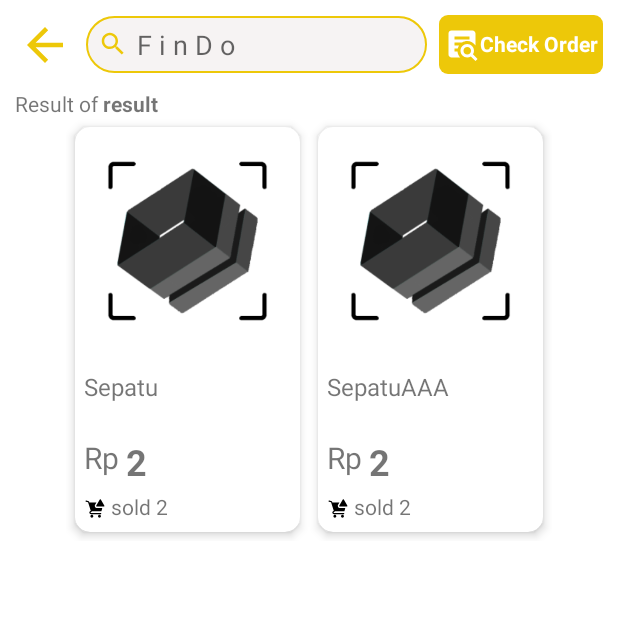
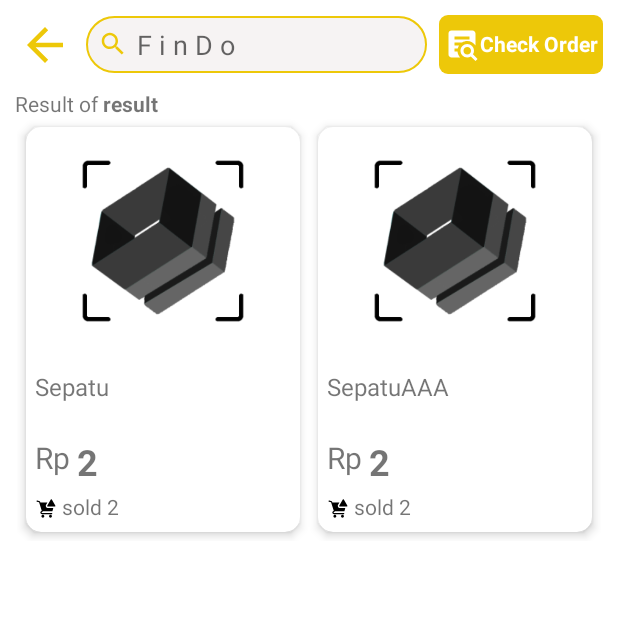
Before and after one commit to sivalijaya/FinDo, an Android app: the SearchResultActivity screen opened directly, with no data from a screen before it, on a phone screen of 412 x 824 dp, the top half of it. Run offline under Robolectric (Android 15) with nearby library versions, the phone set to English and light mode, and no system bars; pictures from the network do not load; 1 statement that could not run was skipped.

Commit message:
change code to responsive

```diff
--- a/app/src/main/java/com/example/findo/SearchResultActivity.java
+++ b/app/src/main/java/com/example/findo/SearchResultActivity.java
@@ -1,6 +1,9 @@
 package com.example.findo;
 
+import android.content.res.Resources;
 import android.os.Bundle;
+import android.util.TypedValue;
+import android.widget.RelativeLayout;
 import android.widget.TextView;
 
 import androidx.appcompat.app.AppCompatActivity;
@@ -15,6 +18,8 @@ import java.util.ArrayList;
 public class SearchResultActivity extends AppCompatActivity {
 
     private ArrayList<Product> products = new ArrayList<>();
+    RecyclerView rv;
+    int width = 0;
 
     @Override
     protected void onCreate(Bundle savedInstanceState) {
@@ -26,15 +31,30 @@ public class SearchResultActivity extends AppCompatActivity {
 
         tv_title_result.setText(bundle.getString("searchValue"));
 
-        RecyclerView rv = findViewById(R.id.recyclerviewtesti33);
+        rv = findViewById(R.id.rv_searchResult);
 
         products.add(new Product(1, 1, "Sepatu", 2, 2, 2, "Adidas", "Jakarta", "hallo hallo", new String[]{"https://static.republika.co.id/uploads/images/inpicture_slide/google-_150902081143-333.jpg", "https://static.republika.co.id/uploads/images/inpicture_slide/google-_150902081143-333.jpg"}));
         products.add(new Product(2, 1, "SepatuAAA", 2, 2, 2, "Adidas", "Jakarta", "hallo hallo", new String[]{"https://static.republika.co.id/uploads/images/inpicture_slide/google-_150902081143-333.jpg", "https://static.republika.co.id/uploads/images/inpicture_slide/google-_150902081143-333.jpg"}));
 
-        ItemListAdapter adapter = new ItemListAdapter(products);
 
-        rv.setAdapter(adapter);
-        rv.setLayoutManager(new GridLayoutManager(this, 2));
+        RelativeLayout rl = findViewById(R.id.search_activity_container);
+        rl.post(new Runnable() {
+            @Override
+            public void run() {
+                float dip = 26f;
+                Resources r = getResources();
+                float px = TypedValue.applyDimension(
+                        TypedValue.COMPLEX_UNIT_DIP,
+                        dip,
+                        r.getDisplayMetrics()
+                );
+                width = (int) (rl.getMeasuredWidth() - px);
+                ItemListAdapter adapter = new ItemListAdapter(products, width / 2);
+
+                rv.setAdapter(adapter);
+                rv.setLayoutManager(new GridLayoutManager(SearchResultActivity.this, 2));
+            }
+        });
 
 
 //        rvLeft.setLayoutManager(new LinearLayoutManager(this));
--- a/app/src/main/java/com/example/findo/adapter/ItemListAdapter.java
+++ b/app/src/main/java/com/example/findo/adapter/ItemListAdapter.java
@@ -17,6 +17,7 @@ import java.util.List;
 public class ItemListAdapter extends RecyclerView.Adapter<ItemListAdapter.ViewHolder> {
 
     private List<Product> mProducts;
+    private int width;
 
     @Override
     public ItemListAdapter.ViewHolder onCreateViewHolder(ViewGroup parent, int viewType) {
@@ -25,6 +26,7 @@ public class ItemListAdapter extends RecyclerView.Adapter<ItemListAdapter.ViewHo
 
         // Inflate the custom layout
         View productView = inflater.inflate(R.layout.layout_listitem, parent, false);
+        productView.getLayoutParams().width = width;
 
         // Return a new holder instance
         ViewHolder viewHolder = new ViewHolder(productView);
@@ -85,7 +87,8 @@ public class ItemListAdapter extends RecyclerView.Adapter<ItemListAdapter.ViewHo
         }
     }
 
-    public ItemListAdapter(List<Product> products) {
+    public ItemListAdapter(List<Product> products, int width) {
         mProducts = products;
+        this.width = width;
     }
 }
--- a/app/src/main/res/layout/activity_search_result.xml
+++ b/app/src/main/res/layout/activity_search_result.xml
@@ -6,7 +6,8 @@
     android:layout_height="match_parent"
     tools:context=".SearchResultActivity"
     android:layout_marginRight="10dp"
-    android:layout_marginLeft="10dp">
+    android:layout_marginLeft="10dp"
+    android:id="@+id/search_activity_container">
 
     <fragment
         android:name="com.example.findo.SearchFragment"
@@ -43,7 +44,7 @@
         android:gravity="center">
 
         <androidx.recyclerview.widget.RecyclerView
-            android:id="@+id/recyclerviewtesti33"
+            android:id="@+id/rv_searchResult"
             android:layout_width="wrap_content"
             android:layout_height="wrap_content"
             android:layout_gravity="center_horizontal"/>
--- a/app/src/main/res/layout/layout_listcategory.xml
+++ b/app/src/main/res/layout/layout_listcategory.xml
@@ -9,7 +9,8 @@
     android:orientation="vertical"
     app:cardCornerRadius="10dp"
     app:cardElevation="4dp"
-    tools:context=".adapter.CategoryAdapter">
+    tools:context=".adapter.CategoryAdapter"
+    android:id="@+id/categoryLayoutActivity">
 
     <LinearLayout
         android:layout_width="match_parent"
```
Also changed, not shown: app/src/main/java/com/example/findo/adapter/CategoryAdapter.java (+28 -4 lines), 1 other file.
